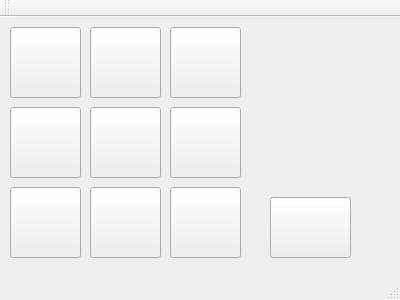
shikhanovdima/TIC-TAV-Toe, file mainwindow.ui: the form before one commit.
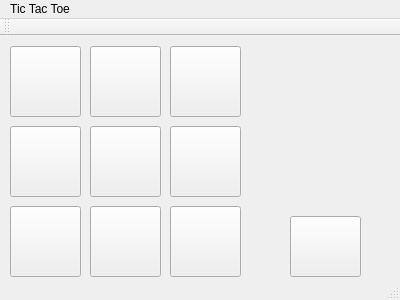
The form after the commit.

Commit message: processing button restart

Diff of the .ui file:
```diff
--- a/mainwindow.ui
+++ b/mainwindow.ui
@@ -134,9 +134,9 @@
    <widget class="QPushButton" name="pushButton_10">
     <property name="geometry">
      <rect>
-      <x>270</x>
+      <x>290</x>
       <y>180</y>
-      <width>81</width>
+      <width>71</width>
       <height>61</height>
      </rect>
     </property>
@@ -167,6 +167,12 @@
      <height>21</height>
     </rect>
    </property>
+   <widget class="QMenu" name="menuTic_Tac_Toe">
+    <property name="title">
+     <string>Tic Tac Toe</string>
+    </property>
+   </widget>
+   <addaction name="menuTic_Tac_Toe"/>
   </widget>
   <widget class="QToolBar" name="mainToolBar">
    <attribute name="toolBarArea">
```
The commit also changes 4 other files.
